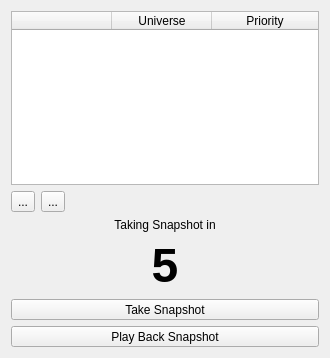
docsteer/sacnview, file ui/snapshot.ui: the form before one commit.
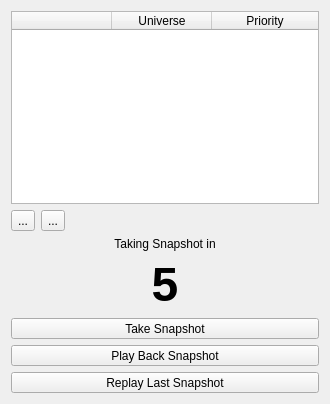
The form after the commit. Icons and pictures are not drawn.

Commit message: Added snapshot replay button

What changed in the file:
```diff
--- a/ui/snapshot.ui
+++ b/ui/snapshot.ui
@@ -7,7 +7,7 @@
     <x>0</x>
     <y>0</y>
     <width>330</width>
-    <height>358</height>
+    <height>404</height>
    </rect>
   </property>
   <property name="windowTitle">
@@ -171,6 +171,32 @@
      </property>
     </widget>
    </item>
+   <item>
+    <widget class="QToolButton" name="btnReplay">
+     <property name="sizePolicy">
+      <sizepolicy hsizetype="Minimum" vsizetype="Minimum">
+       <horstretch>0</horstretch>
+       <verstretch>0</verstretch>
+      </sizepolicy>
+     </property>
+     <property name="text">
+      <string>Replay Last Snapshot</string>
+     </property>
+     <property name="icon">
+      <iconset resource="../res/resources.qrc">
+       <normaloff>:/icons/play.png</normaloff>:/icons/play.png</iconset>
+     </property>
+     <property name="iconSize">
+      <size>
+       <width>32</width>
+       <height>32</height>
+      </size>
+     </property>
+     <property name="toolButtonStyle">
+      <enum>Qt::ToolButtonTextUnderIcon</enum>
+     </property>
+    </widget>
+   </item>
   </layout>
  </widget>
  <resources>
```
The commit also changes 2 other files.
